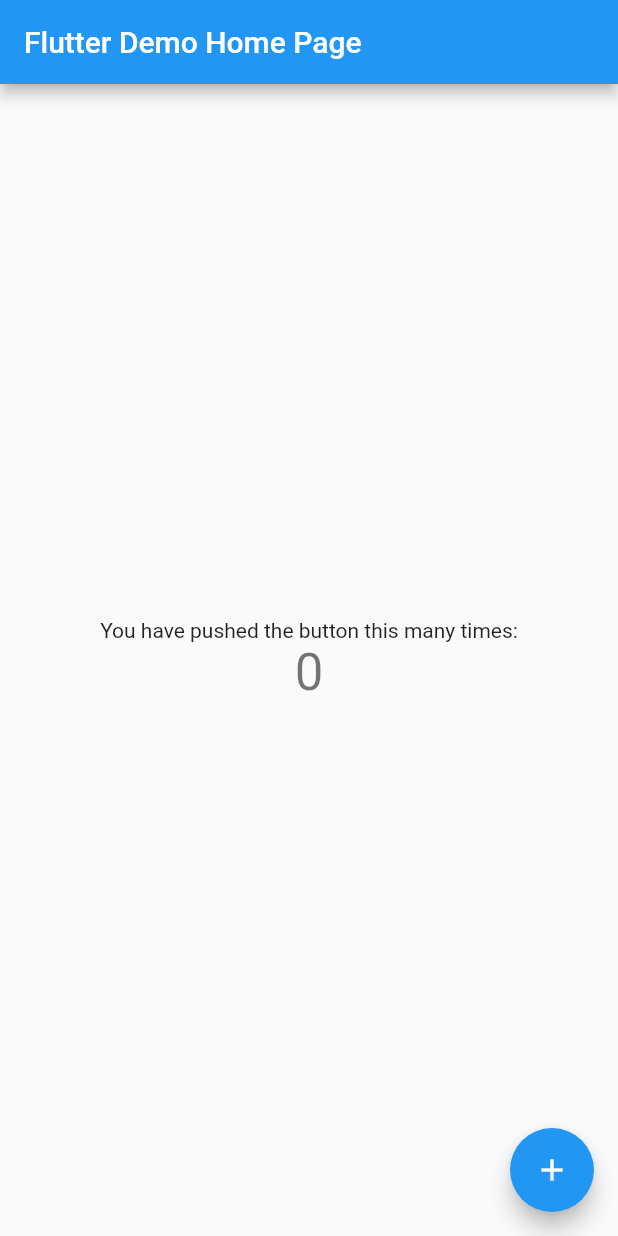
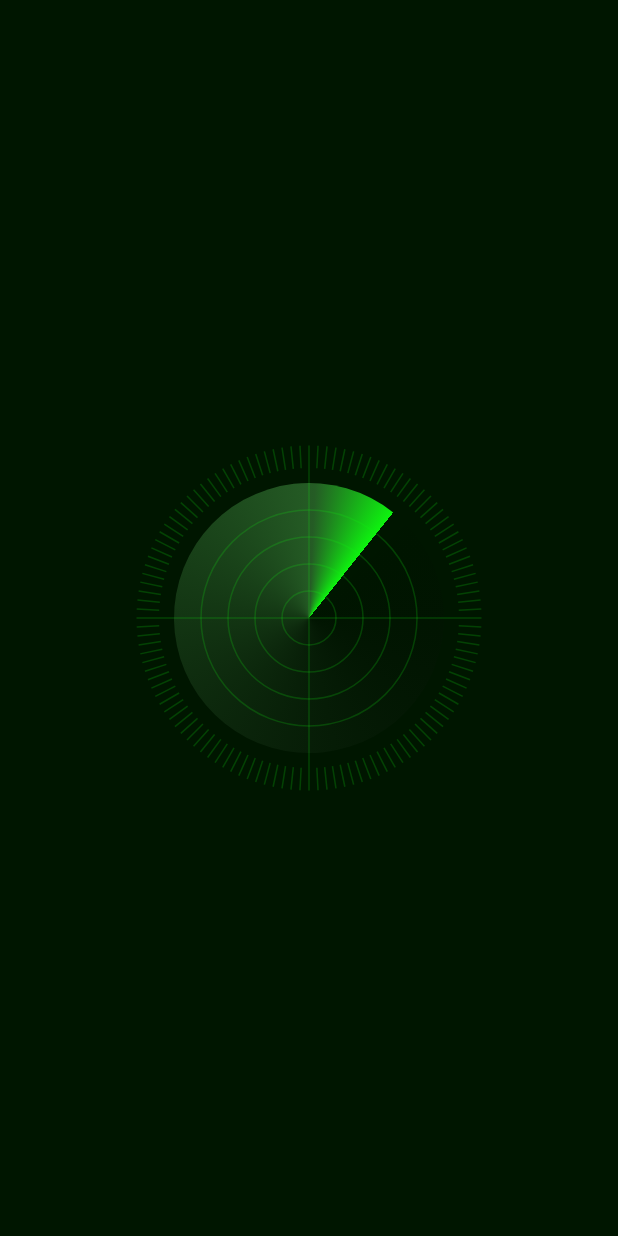
Before and after one commit to sonarwave/sonarwave, a Flutter app: the screen it shows after launch, on a phone screen of 412 x 824 dp. Run offline on Flutter 3.47's test engine with Material 2 defaults, Android fonts, the phone set to English and light mode, and no system bars.

Commit message:
Added a radar background theme.

```diff
--- /dev/null
+++ b/lib/components/components.dart
@@ -0,0 +1 @@
+export 'radar.dart';
--- /dev/null
+++ b/lib/components/radar.dart
@@ -0,0 +1,82 @@
+import 'dart:math';
+
+import 'package:flutter/material.dart';
+import 'package:sonarwave/painters/radar_background_painter.dart';
+import 'package:sonarwave/painters/radar_line_painter.dart';
+
+class Radar extends StatefulWidget {
+  final double radarRange;
+
+  const Radar({
+    Key? key,
+    required this.radarRange,
+  }) : super(key: key);
+
+  @override
+  State<Radar> createState() => _RadarState();
+}
+
+class _RadarState extends State<Radar> with SingleTickerProviderStateMixin {
+  late AnimationController _controller;
+  late Animation<double> _animation;
+
+  @override
+  void initState() {
+    super.initState();
+
+    _controller = AnimationController(
+      duration: const Duration(seconds: 7),
+      vsync: this,
+    );
+
+    _animation = Tween<double>(begin: 0, end: pi * 2).animate(_controller);
+
+    _controller.addStatusListener((status) {
+      if (status == AnimationStatus.completed) {
+        _controller.repeat();
+      }
+    });
+
+    _controller.forward();
+  }
+
+  @override
+  void dispose() {
+    _controller.dispose();
+
+    super.dispose();
+  }
+
+  @override
+  Widget build(BuildContext context) {
+    final size = MediaQuery.of(context).size;
+
+    return Stack(
+      alignment: Alignment.center,
+      children: [
+        AnimatedBuilder(
+          animation: _animation,
+          builder: (context, _) {
+            return Stack(
+              children: [
+                Transform.rotate(
+                  angle: _animation.value - (pi / 2),
+                  child: CustomPaint(
+                    size: size,
+                    painter: RadarBackgroundPainter(
+                      radarRange: widget.radarRange,
+                    ),
+                  ),
+                ),
+              ],
+            );
+          },
+        ),
+        CustomPaint(
+          size: size,
+          painter: RadarLinePainter(),
+        ),
+      ],
+    );
+  }
+}
--- a/lib/main.dart
+++ b/lib/main.dart
@@ -1,115 +1,6 @@
 import 'package:flutter/material.dart';
+import 'package:sonarwave/my_app.dart';
 
 void main() {
   runApp(const MyApp());
 }
-
-class MyApp extends StatelessWidget {
-  const MyApp({super.key});
-
-  // This widget is the root of your application.
-  @override
-  Widget build(BuildContext context) {
-    return MaterialApp(
-      title: 'Flutter Demo',
-      theme: ThemeData(
-        // This is the theme of your application.
-        //
-        // Try running your application with "flutter run". You'll see the
-        // application has a blue toolbar. Then, without quitting the app, try
-        // changing the primarySwatch below to Colors.green and then invoke
-        // "hot reload" (press "r" in the console where you ran "flutter run",
-        // or simply save your changes to "hot reload" in a Flutter IDE).
-        // Notice that the counter didn't reset back to zero; the application
-        // is not restarted.
-        primarySwatch: Colors.blue,
-      ),
-      home: const MyHomePage(title: 'Flutter Demo Home Page'),
-    );
-  }
-}
-
-class MyHomePage extends StatefulWidget {
-  const MyHomePage({super.key, required this.title});
-
-  // This widget is the home page of your application. It is stateful, meaning
-  // that it has a State object (defined below) that contains fields that affect
-  // how it looks.
-
-  // This class is the configuration for the state. It holds the values (in this
-  // case the title) provided by the parent (in this case the App widget) and
-  // used by the build method of the State. Fields in a Widget subclass are
-  // always marked "final".
-
-  final String title;
-
-  @override
-  State<MyHomePage> createState() => _MyHomePageState();
-}
-
-class _MyHomePageState extends State<MyHomePage> {
-  int _counter = 0;
-
-  void _incrementCounter() {
-    setState(() {
-      // This call to setState tells the Flutter framework that something has
-      // changed in this State, which causes it to rerun the build method below
-      // so that the display can reflect the updated values. If we changed
-      // _counter without calling setState(), then the build method would not be
-      // called again, and so nothing would appear to happen.
-      _counter++;
-    });
-  }
-
-  @override
-  Widget build(BuildContext context) {
-    // This method is rerun every time setState is called, for instance as done
-    // by the _incrementCounter method above.
-    //
-    // The Flutter framework has been optimized to make rerunning build methods
-    // fast, so that you can just rebuild anything that needs updating rather
-    // than having to individually change instances of widgets.
-    return Scaffold(
-      appBar: AppBar(
-        // Here we take the value from the MyHomePage object that was created by
-        // the App.build method, and use it to set our appbar title.
-        title: Text(widget.title),
-      ),
-      body: Center(
-        // Center is a layout widget. It takes a single child and positions it
-        // in the middle of the parent.
-        child: Column(
-          // Column is also a layout widget. It takes a list of children and
-          // arranges them vertically. By default, it sizes itself to fit its
-          // children horizontally, and tries to be as tall as its parent.
-          //
-          // Invoke "debug painting" (press "p" in the console, choose the
-          // "Toggle Debug Paint" action from the Flutter Inspector in Android
-          // Studio, or the "Toggle Debug Paint" command in Visual Studio Code)
-          // to see the wireframe for each widget.
-          //
-          // Column has various properties to control how it sizes itself and
-          // how it positions its children. Here we use mainAxisAlignment to
-          // center the children vertically; the main axis here is the vertical
-          // axis because Columns are vertical (the cross axis would be
-          // horizontal).
-          mainAxisAlignment: MainAxisAlignment.center,
-          children: <Widget>[
-            const Text(
-              'You have pushed the button this many times:',
-            ),
-            Text(
-              '$_counter',
-              style: Theme.of(context).textTheme.headline4,
-            ),
-          ],
-        ),
-      ),
-      floatingActionButton: FloatingActionButton(
-        onPressed: _incrementCounter,
-        tooltip: 'Increment',
-        child: const Icon(Icons.add),
-      ), // This trailing comma makes auto-formatting nicer for build methods.
-    );
-  }
-}
--- /dev/null
+++ b/lib/my_app.dart
@@ -0,0 +1,15 @@
+import 'package:flutter/material.dart';
+import 'package:sonarwave/views/home_view.dart';
+
+class MyApp extends StatelessWidget {
+  const MyApp({super.key});
+
+  @override
+  Widget build(BuildContext context) {
+    return const MaterialApp(
+      title: "SonarWave",
+      debugShowCheckedModeBanner: false,
+      home: HomeView(),
+    );
+  }
+}
--- /dev/null
+++ b/lib/painters/painters.dart
@@ -0,0 +1,2 @@
+export 'radar_background_painter.dart';
+export 'radar_line_painter.dart';
--- /dev/null
+++ b/lib/views/home_view.dart
@@ -0,0 +1,23 @@
+import 'package:flutter/material.dart';
+import 'package:sonarwave/components/components.dart';
+
+class HomeView extends StatelessWidget {
+  const HomeView({super.key});
+
+  @override
+  Widget build(BuildContext context) {
+    return Scaffold(
+      backgroundColor: const Color(0xFF001600),
+      body: Center(
+        child: Container(
+          width: 200.0,
+          height: 200.0,
+          margin: const EdgeInsets.all(30),
+          child: const Radar(
+            radarRange: 10.0,
+          ),
+        ),
+      ),
+    );
+  }
+}
--- /dev/null
+++ b/lib/views/views.dart
@@ -0,0 +1 @@
+export 'home_view.dart';
```
Also changed, not shown: lib/painters/radar_background_painter.dart (added, +39 -0 lines), lib/painters/radar_line_painter.dart (added, +74 -0 lines), 1 other file.
